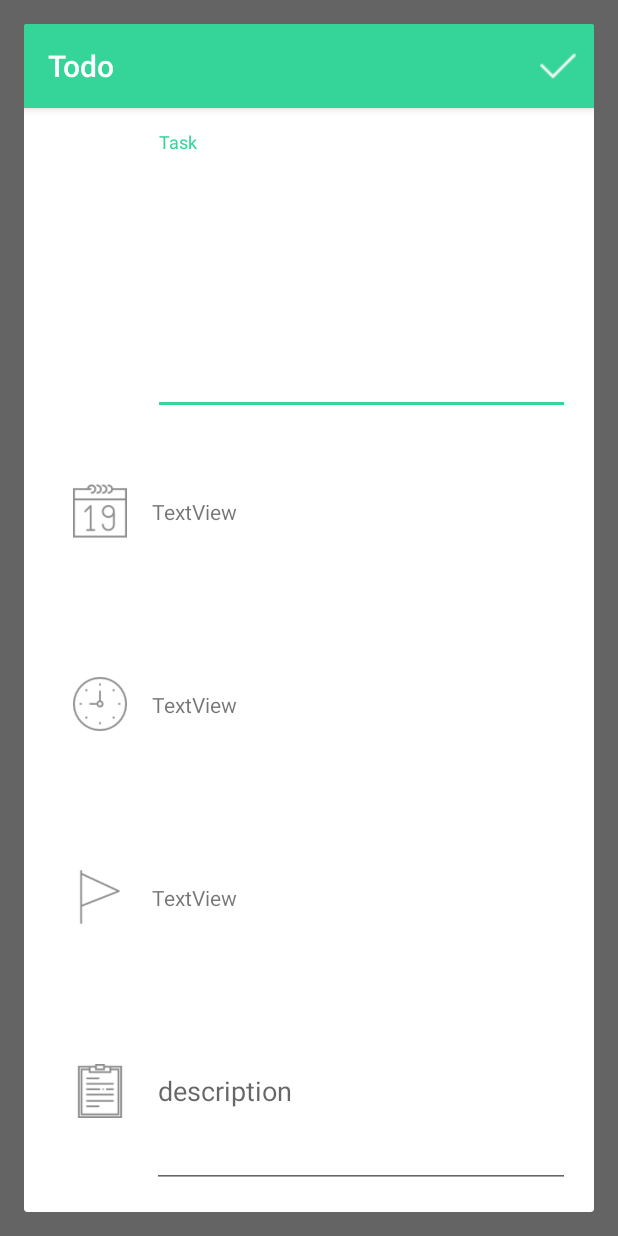
After one commit to changchingchi/Todos, an Android app: the fragment EditItemFragment shown on its own in the app's theme, on a phone screen of 412 x 824 dp. The commit adds this screen. Run offline under Robolectric (Android 15) with nearby library versions, the phone set to English and light mode, and no system bars.

Commit message:
Convert EditItemActivity to EditItemFragment. allowing TimePicker and DatePicker system fragment to pass the data back to its parent fragment

```diff
--- /dev/null
+++ b/app/src/main/java/com/chchi/todo/FragmentController/EditItemFragment.java
@@ -0,0 +1,156 @@
+package com.chchi.todo.FragmentController;
+
+import android.app.DatePickerDialog;
+import android.app.TimePickerDialog;
+import android.graphics.Point;
+import android.os.Bundle;
+import android.support.annotation.Nullable;
+import android.support.v4.app.DialogFragment;
+import android.support.v7.app.AppCompatActivity;
+import android.support.v7.widget.Toolbar;
+import android.view.Display;
+import android.view.Gravity;
+import android.view.LayoutInflater;
+import android.view.Menu;
+import android.view.MenuInflater;
+import android.view.View;
+import android.view.ViewGroup;
+import android.view.Window;
+import android.view.WindowManager;
+import android.widget.DatePicker;
+import android.widget.TextView;
+import android.widget.TimePicker;
+
+import com.chchi.todo.R;
+
+import java.util.Calendar;
+
+/**
+ * Created by chchi on 11/2/16.
+ */
+
+public class EditItemFragment extends DialogFragment{
+    TextView datePicker;
+    TextView timePicker;
+    TextView priorityPicker;
+
+    public EditItemFragment() {
+        // Empty constructor is required for DialogFragment
+        // Make sure not to add arguments to the constructor
+        // Use `newInstance` instead as shown below
+    }
+
+    public static EditItemFragment newInstance(String title) {
+        EditItemFragment frag = new EditItemFragment();
+        Bundle args = new Bundle();
+        args.putString("title", title);
+        frag.setArguments(args);
+        return frag;
+    }
+
+    @Override
+    public View onCreateView(LayoutInflater inflater, ViewGroup container,
+                             Bundle savedInstanceState) {
+        View rootView = inflater.inflate(R.layout.activity_edit_item, container);
+        setHasOptionsMenu(true);
+        return rootView;
+    }
+
+    @Override
+    public void onViewCreated(View view, @Nullable Bundle savedInstanceState) {
+        super.onViewCreated(view, savedInstanceState);
+
+        Toolbar toolbar = (Toolbar) view.findViewById(R.id.toolbar);
+        ((AppCompatActivity) getActivity()).setSupportActionBar(toolbar);
+        datePicker = (TextView) view.findViewById(R.id.textViewDate);
+        datePicker.setOnClickListener(new View.OnClickListener() {
+            @Override
+            public void onClick(View v) {
+                showDatePickerDialog();
+            }
+        });
+        timePicker = (TextView) view.findViewById(R.id.textViewTime);
+        timePicker.setOnClickListener(new View.OnClickListener() {
+            @Override
+            public void onClick(View v) {
+                showTimePickerDialog();
+            }
+        });
+        priorityPicker = (TextView) view.findViewById(R.id.textViewPriority);
+        priorityPicker.setOnClickListener(new View.OnClickListener() {
+            @Override
+            public void onClick(View v) {
+                showPriorityPickerDialog();
+            }
+        });
+        getDialog().getWindow().setSoftInputMode(
+                WindowManager.LayoutParams.SOFT_INPUT_STATE_VISIBLE);
+    }
+
+    @Override
+    public void onCreateOptionsMenu(Menu menu, MenuInflater inflater) {
+        inflater.inflate(R.menu.menu_main, menu);
+        super.onCreateOptionsMenu(menu, inflater);
+
+    }
+
+    @Override
+    public void onPrepareOptionsMenu(Menu menu) {
+        menu.findItem(R.id.save).setVisible(true);
+        super.onPrepareOptionsMenu(menu);
+    }
+
+    // attach to an onclick handler to show the date picker
+    private void showDatePickerDialog() {
+        EditDateFragment newFragment = new EditDateFragment();
+        Calendar calender = Calendar.getInstance();
+        Bundle args = new Bundle();
+        args.putInt("year", calender.get(Calendar.YEAR));
+        args.putInt("month", calender.get(Calendar.MONTH));
+        args.putInt("day", calender.get(Calendar.DAY_OF_MONTH));
+        newFragment.setArguments(args);
+        newFragment.setCallBack(onDate);
+        newFragment.show(getFragmentManager(), "datePicker");
+    }
+
+    private void showTimePickerDialog() {
+        EditTimeFragment newFragment = new EditTimeFragment();
+        newFragment.setCallBack(onTime);
+        newFragment.show(getFragmentManager(), "timePicker");
+    }
+
+    private void showPriorityPickerDialog() {
+        EditPriorityFragment newFragment = new EditPriorityFragment();
+        newFragment.show(getFragmentManager(), "priorityPicker");
+    }
+
+    TimePickerDialog.OnTimeSetListener onTime = new TimePickerDialog.OnTimeSetListener() {
+        @Override
+        public void onTimeSet(TimePicker view, int hourOfDay, int minute) {
+            timePicker.setText(hourOfDay + ":" + minute);
+
+        }
+    };
+    DatePickerDialog.OnDateSetListener onDate = new DatePickerDialog.OnDateSetListener() {
+        @Override
+        public void onDateSet(DatePicker view, int year, int monthOfYear, int dayOfMonth) {
+            datePicker.setText(year + "/" + monthOfYear + "/" + dayOfMonth);
+
+        }
+    };
+
+    public void onResume() {
+        // Store access variables for window and blank point
+        Window window = getDialog().getWindow();
+        Point size = new Point();
+        // Store dimensions of the screen in `size`
+        Display display = window.getWindowManager().getDefaultDisplay();
+        display.getSize(size);
+        // Set the width of the dialog proportional to 75% of the screen width
+        window.setLayout(WindowManager.LayoutParams.MATCH_PARENT, WindowManager.LayoutParams.MATCH_PARENT);
+        window.setGravity(Gravity.CENTER);
+        // Call super onResume after sizing
+        super.onResume();
+    }
+
+}
--- a/app/src/main/res/menu/menu_main.xml
+++ b/app/src/main/res/menu/menu_main.xml
@@ -6,5 +6,12 @@
         android:id="@+id/action_settings"
         android:orderInCategory="100"
         android:title="@string/action_settings"
+        android:visible="false"
         app:showAsAction="never" />
+    <item
+        android:id="@+id/save"
+        android:title="@string/save"
+        app:showAsAction="always"
+        android:visible="false"
+        android:icon="@drawable/checked" />
 </menu>
```
Also changed, not shown: app/src/main/java/com/chchi/todo/FragmentController/EditDateFragment.java (+19 -16 lines), app/src/main/java/com/chchi/todo/FragmentController/EditPriorityFragment.java (+20 -2 lines), app/src/main/java/com/chchi/todo/FragmentController/EditTimeFragment.java (+9 -4 lines).
